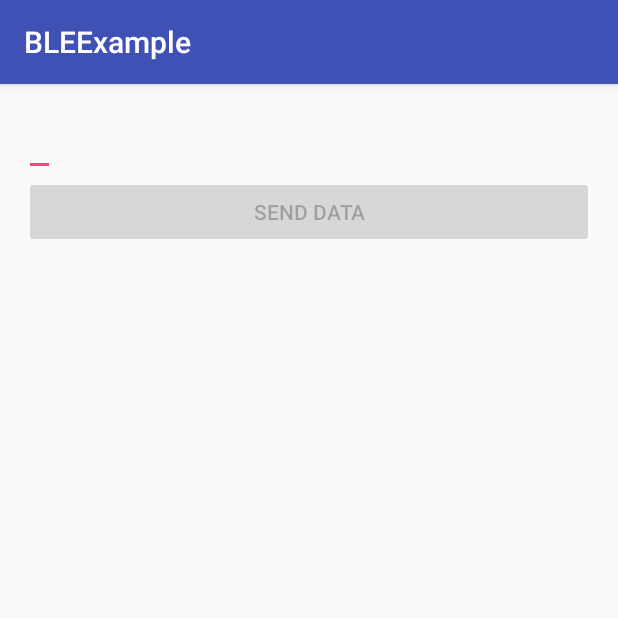
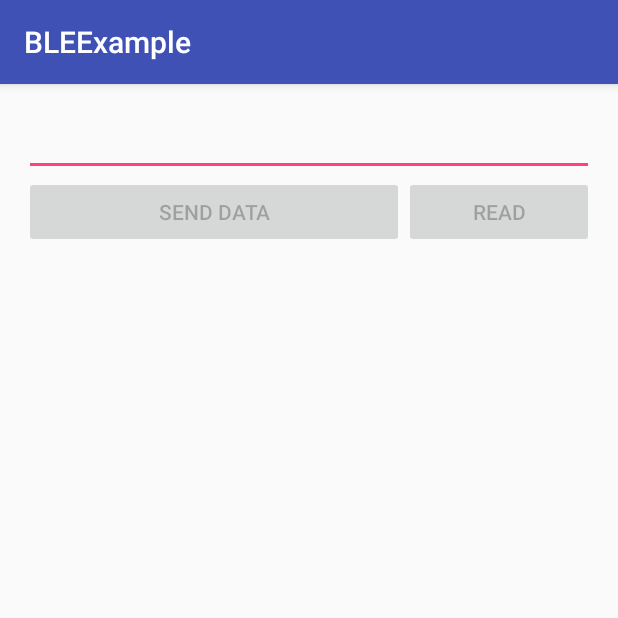
Before and after one commit to qbalsdon/BLE_Android, an Android app: the ConnectActivity screen opened directly, with no data from a screen before it, on a phone screen of 412 x 824 dp, the top half of it. Run offline under Robolectric (Android 15) with nearby library versions, the phone set to English and light mode, and no system bars; 1 statement that could not run was skipped.

Commit message:
WIP: The app now will receive updates on values and can read and write values - basic chunk data scheme for dynamic update

```diff
--- a/app/build.gradle
+++ b/app/build.gradle
@@ -2,7 +2,7 @@ apply plugin: 'com.android.application'
 
 android {
     compileSdkVersion 23
-    buildToolsVersion "23.0.2"
+    buildToolsVersion '25.0.0'
     defaultConfig {
         applicationId "com.balsdon.bleexample"
         minSdkVersion 21
--- a/app/src/main/AndroidManifest.xml
+++ b/app/src/main/AndroidManifest.xml
@@ -3,8 +3,10 @@
     package="com.balsdon.bleexample">
     <uses-permission android:name="android.permission.BLUETOOTH"/>
     <uses-permission android:name="android.permission.BLUETOOTH_ADMIN"/>
+    <uses-permission android:name="android.permission.ACCESS_FINE_LOCATION"/>
 
     <uses-feature android:name="android.hardware.bluetooth_le" android:required="true"/>
+    <uses-feature android:name="android.hardware.location.gps" />
 
     <application
         android:allowBackup="true"
--- a/app/src/main/java/com/balsdon/bleexample/BLEManager.java
+++ b/app/src/main/java/com/balsdon/bleexample/BLEManager.java
@@ -10,4 +10,5 @@ public interface BLEManager {
     void enableBluetooth();
     void onConnected();
     void onDisconnected();
+    boolean checkPermission();
 }
--- /dev/null
+++ b/app/src/main/java/com/balsdon/bleexample/Command.java
@@ -0,0 +1,6 @@
+package com.balsdon.bleexample;
+
+
+public interface Command<T> {
+    void execute(T data);
+}
--- a/app/src/main/res/layout/activity_connect.xml
+++ b/app/src/main/res/layout/activity_connect.xml
@@ -11,22 +11,40 @@
     tools:context="com.balsdon.bleexample.ConnectActivity">
 
     <EditText
-        android:layout_width="wrap_content"
-        android:layout_height="wrap_content"
-        android:id="@+id/input" />
-    <Button
+        android:id="@+id/input"
+        android:layout_width="match_parent"
+        android:layout_height="wrap_content" />
+
+    <LinearLayout
+        android:id="@+id/buttons"
         android:layout_width="match_parent"
         android:layout_height="wrap_content"
-        android:text="@string/send"
-        android:id="@+id/send"
         android:layout_below="@+id/input"
-        android:enabled="false"
-        />
+        android:orientation="horizontal">
+
+        <Button
+            android:id="@+id/send"
+            android:layout_width="0dp"
+            android:layout_height="wrap_content"
+            android:layout_weight="2"
+            android:enabled="false"
+            android:text="@string/send" />
+
+        <Button
+            android:id="@+id/read"
+            android:layout_width="0dp"
+            android:layout_height="wrap_content"
+            android:layout_weight="1"
+            android:enabled="false"
+            android:text="@string/read" />
+    </LinearLayout>
+
     <TextView
         android:id="@+id/log"
-        android:layout_below="@+id/send"
-        android:layout_width="wrap_content"
+        android:layout_width="match_parent"
         android:layout_height="match_parent"
         android:layout_alignParentBottom="true"
-        />
+        android:layout_below="@+id/buttons"
+        android:maxLines="5000"
+        android:scrollbars="vertical" />
 </RelativeLayout>
--- a/app/src/main/res/values/strings.xml
+++ b/app/src/main/res/values/strings.xml
@@ -2,4 +2,5 @@
     <string name="app_name">BLEExample</string>
     <string name="ble_not_supported">BLE is not supported</string>
     <string name="send">SEND DATA</string>
+    <string name="read">Read</string>
 </resources>
--- a/build.gradle
+++ b/build.gradle
@@ -5,7 +5,7 @@ buildscript {
         jcenter()
     }
     dependencies {
-        classpath 'com.android.tools.build:gradle:2.2.0-beta1'
+        classpath 'com.android.tools.build:gradle:2.3.2'
 
         // NOTE: Do not place your application dependencies here; they belong
         // in the individual module build.gradle files
```
Also changed, not shown: app/src/main/java/com/balsdon/bleexample/BLEPeripheral.java (+65 -10 lines), app/src/main/java/com/balsdon/bleexample/ConnectActivity.java (+61 -3 lines), gradle/wrapper/gradle-wrapper.properties.
